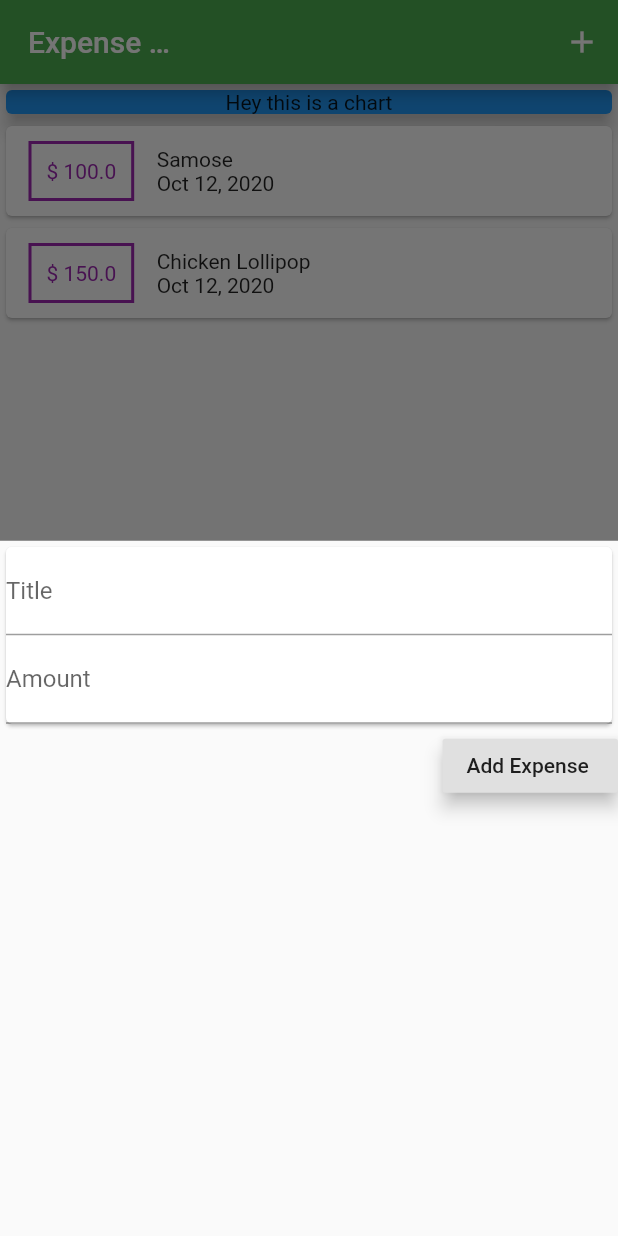
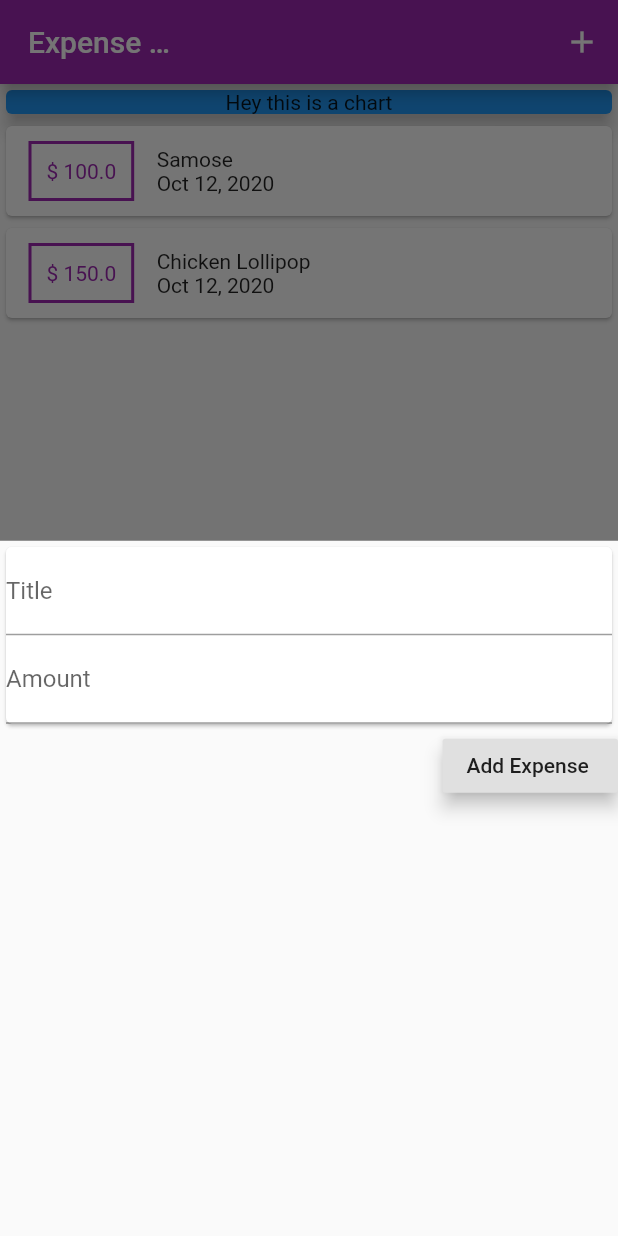
Before and after one commit to AbhiGang699/ExpenseReport, a Flutter app: the screen it shows after launch, after a tap on the "add" icon, on a phone screen of 412 x 824 dp. Run offline on Flutter 3.47's test engine with Material 2 defaults, Android fonts, the phone set to English and light mode, and no system bars; Roboto replaces fonts that are missing (Georgia, Monotype Corsiva).

Commit message:
Modified modal screen alongwith some color theming .

```diff
--- a/lib/main.dart
+++ b/lib/main.dart
@@ -11,9 +11,12 @@ class MyApp extends StatelessWidget{
   Widget build(BuildContext context){
     return MaterialApp(
       theme: ThemeData(
-        primaryColor: Colors.green,
-        fontFamily: 'Georgia',
+        //primaryColor: Colors.green,
+        fontFamily: 'Monotype Corsiva',
+        primarySwatch: Colors.purple,
+        accentColor: Colors.amber,
       ),
+
       title: "Flutter App",
       home: MyHomePage(),
     );
@@ -58,7 +61,11 @@ class _MyHomePageState extends State<MyHomePage> {
 
   void startAddNewTransaction(BuildContext ctx ) {
     showModalBottomSheet(context: ctx, builder: (_) {
-      return InputTransactions(func);
+      return GestureDetector(
+          onTap: (){},
+          child : InputTransactions(func),
+          behavior: HitTestBehavior.opaque,
+      );
     });
   }
 
@@ -90,7 +97,7 @@ class _MyHomePageState extends State<MyHomePage> {
             Column(
                 children:[
                   Container(
-                    height: 300,
+                    height: 500,
                     child:ListView.builder(
                       itemBuilder: (ctx ,index){
                         return showTrans(expenses[index]);
--- a/lib/widgets/input_transactions.dart
+++ b/lib/widgets/input_transactions.dart
@@ -7,24 +7,34 @@ import '../widgets/transaction_list.dart';
 class InputTransactions extends StatefulWidget{
   final Function func;
   InputTransactions(this.func);
-  _InputTransactions createState()=>_InputTransactions(func);
+  _InputTransactions createState()=>_InputTransactions();
 }
 
 class _InputTransactions extends State<InputTransactions>{
 
-  final Function func;
-
   TextEditingController inputTitle = TextEditingController();
   TextEditingController inputAmount= TextEditingController();
 
-  _InputTransactions(this.func);
+
 
   void localFunction(){
-    func(inputTitle.text,inputAmount.text);
+    String taitel;
+    double amnt;
+    try{
+      taitel=inputTitle.text;
+      amnt=double.parse(inputAmount.text) ;
+      if(taitel.isEmpty || amnt <=0 )return ;
+    }
+    catch(e){
+      return;
+    }
+
+    widget.func(inputTitle.text,inputAmount.text);
     setState(() {
       inputAmount.clear();
       inputTitle.clear();
     });
+    Navigator.of(context).pop();
   }
 
 
@@ -38,10 +48,14 @@ class _InputTransactions extends State<InputTransactions>{
               TextField(
                 decoration: InputDecoration(labelText: "Title" ),
                 controller: inputTitle,
+                keyboardType: TextInputType.text,
+                onSubmitted: (_)=>localFunction,
               ),
               TextField(
                 decoration: InputDecoration(labelText: "Amount"),
                 controller: inputAmount,
+                keyboardType: TextInputType.number,
+                  onSubmitted: (_)=>localFunction
               ),
             ],
           ),
--- a/lib/widgets/showTrans.dart
+++ b/lib/widgets/showTrans.dart
@@ -17,17 +17,17 @@ class showTrans extends StatelessWidget{
             decoration: BoxDecoration(
               border: Border.all(
                 width: 2,
-                color: Colors.purple,
+                color: Theme.of(context).primaryColor,
               ),
             ),
             child: Text("\$ "+trans.amount.toString(),
-              style: TextStyle(color: Colors.purple),
+              style: TextStyle(color: Theme.of(context).primaryColor),
               ),
           ),
           Column(
             crossAxisAlignment: CrossAxisAlignment.start,
             children: [
-              Text(trans.title),
+              Text(trans.title,),
               Text(DateFormat('MMM dd, yyyy').format(trans.date))
             ],
           ),
--- a/lib/widgets/transaction_list.dart
+++ b/lib/widgets/transaction_list.dart
@@ -45,7 +45,7 @@ class _TransactionList extends State<TransactionList>{
       children:[
         InputTransactions(func),
         Container(
-          height: 300,
+          height: double.infinity,
           child:ListView.builder(
                 itemBuilder: (ctx ,index){
                   return showTrans(expenses[index]);
```
